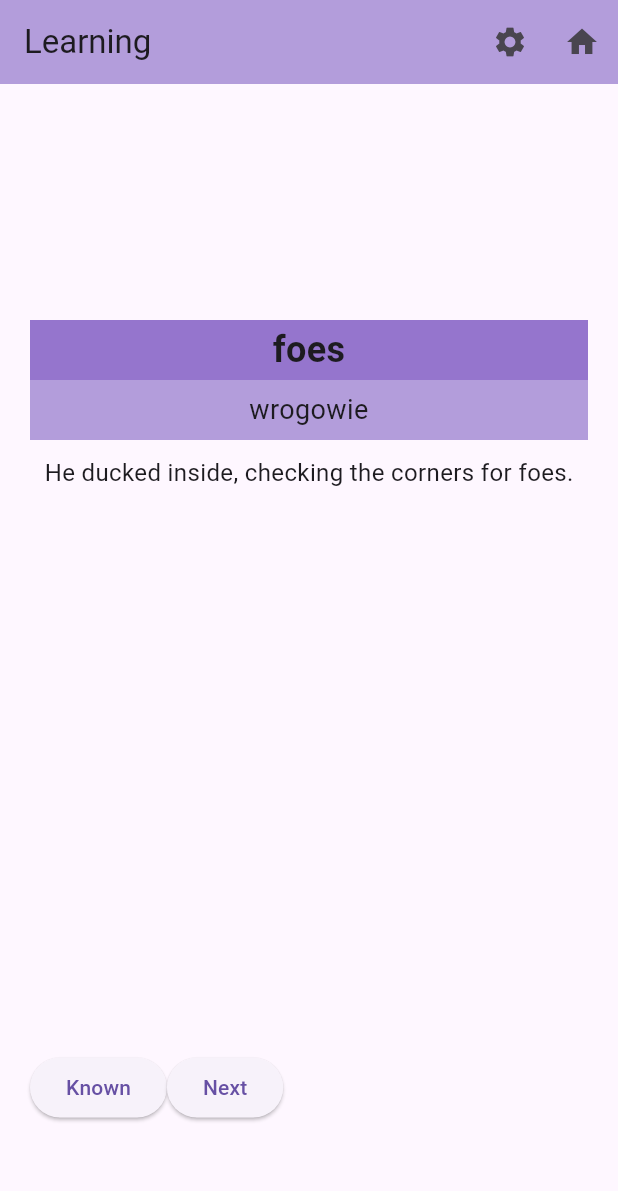
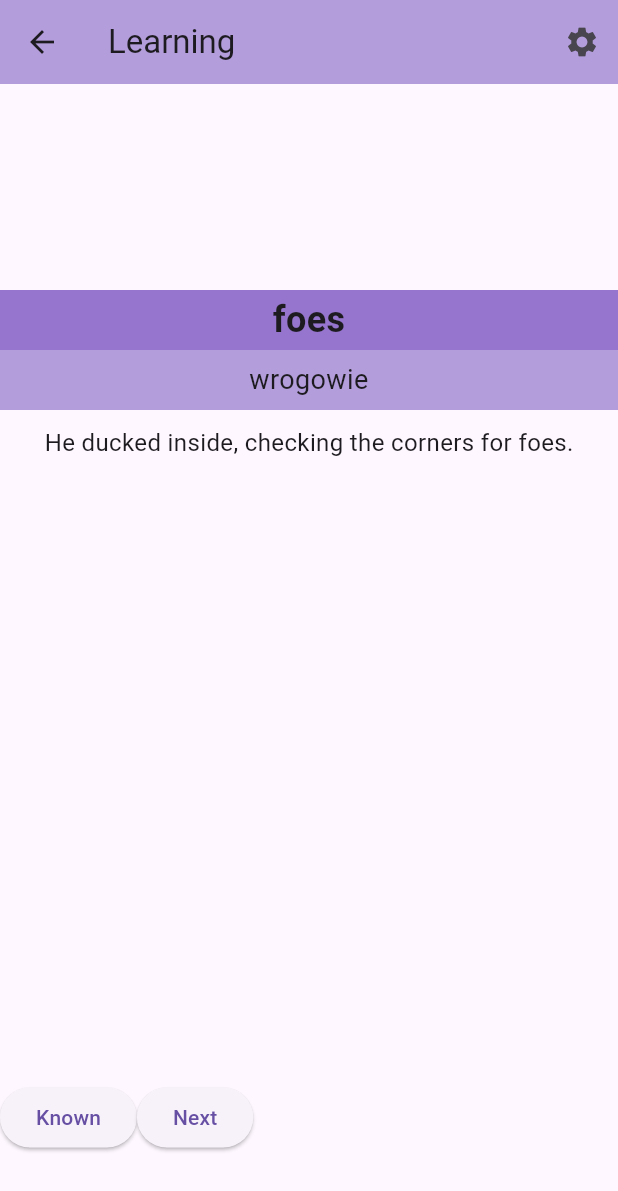
Before and after one commit to Koczek9/FlutterFlashcards, a Flutter app: the screen it shows after launch, after a tap on "Learning", on a phone screen of 412 x 824 dp. Shown: the top 1191 px of the screen. Run offline on Flutter 3.47's test engine with Material 3 defaults, Android fonts, the phone set to English and light mode, and no system bars.

Commit message:
Widgets are stackable, so we can go back
Now if one enters settings and press back they are in the same
game as they were before.

```diff
--- a/flashcards_flutter/lib/main.dart
+++ b/flashcards_flutter/lib/main.dart
@@ -13,6 +13,6 @@ class MyApp extends StatelessWidget {
   @override
   Widget build(BuildContext context) {
     SystemChrome.setPreferredOrientations([DeviceOrientation.portraitUp]);
-    return ScreenSelector();
+    return MaterialApp(home: ScreenSelector());
   }
 }
--- a/flashcards_flutter/lib/screens/learning_stateless.dart
+++ b/flashcards_flutter/lib/screens/learning_stateless.dart
@@ -1,3 +1,4 @@
+import 'package:flashcards_flutter/widgets/flashcard_scaffold.dart';
 import 'package:flutter/material.dart';
 import 'package:flashcards_flutter/models/flashcard.dart';
 
@@ -19,7 +20,9 @@ class LearningStateless extends StatelessWidget {
         MediaQuery.paddingOf(context).top +
         MediaQuery.paddingOf(context).bottom;
 
-    return Column(
+    return FlashcardScaffold(
+      title: 'Learning',
+      body: Column(
         mainAxisAlignment: MainAxisAlignment.center,
         children: [
           SizedBox(height: height / 6),
@@ -68,6 +71,7 @@ class LearningStateless extends StatelessWidget {
           ),
           SizedBox(height: height / 15),
         ],
+      ),
     );
   }
 }
--- a/flashcards_flutter/lib/screens/screen_selector.dart
+++ b/flashcards_flutter/lib/screens/screen_selector.dart
@@ -1,3 +1,5 @@
+import 'package:flashcards_flutter/screens/matching_game.dart';
+import 'package:flashcards_flutter/widgets/flashcard_scaffold.dart';
 import 'package:flutter/material.dart';
 import 'package:flashcards_flutter/widgets/learning.dart';
 import 'package:flashcards_flutter/models/flashcard.dart';
@@ -5,14 +7,9 @@ import 'package:flashcards_flutter/screens/select.dart';
 import 'package:flashcards_flutter/screens/settings.dart';
 import 'package:flashcards_flutter/screens/translation_game.dart';
 
-class ScreenSelector extends StatefulWidget {
+class ScreenSelector extends StatelessWidget {
   const ScreenSelector({super.key});
 
-  @override
-  State<ScreenSelector> createState() => _ScreenSelectorState();
-}
-
-class _ScreenSelectorState extends State<ScreenSelector> {
   static List<Flashcard> flashcards = [
     Flashcard(
       word: "foes",
@@ -48,62 +45,30 @@ class _ScreenSelectorState extends State<ScreenSelector> {
       translation: "migoczący",
     ),
   ];
-  Games currentGame = Games.select;
 
-  void pickGame(Games game) {
-    setState(() {
-      currentGame = game;
-    });
+  void selectGame(BuildContext context, Games game) {
+    Navigator.of(context).push(
+      MaterialPageRoute(
+        builder: (ctx) {
+          if (game == Games.matching) {
+            return MatchingGame();
+          } else if (game == Games.translation) {
+            return TranslationGame(flashcards: flashcards);
+          } else if (game == Games.learning) {
+            return Learning(flashcards: flashcards);
+          }
+          return Text("Game not implemented");
+        },
+      ),
+    );
   }
 
   @override
   Widget build(BuildContext context) {
-    Widget screenWidget;
-    String title = "";
-
-    if (currentGame == Games.learning) {
-      screenWidget = Learning(flashcards: flashcards);
-      title = "Learning";
-    } else if (currentGame == Games.translation) {
-      screenWidget = TranslationGame(flashcards: flashcards);
-      title = "Choose translation";
-    } else if (currentGame == Games.settings) {
-      screenWidget = Settings();
-      title = "Settings";
-    } else if (currentGame == Games.matching) {
-      // Placeholder for matching game
-      screenWidget = Center(
-        child: Text("Matching game is not implemented yet."),
-      );
-      title = "Matching game";
-    } else {
-      screenWidget = Select(onGameSelected: pickGame);
-      title = "Flashcards";
-    }
-
-    return MaterialApp(
-      home: Scaffold(
-        appBar: AppBar(
-          title: Text(title),
-          backgroundColor: Colors.deepPurple.shade200,
-          actions: [
-            IconButton(
-              icon: const Icon(Icons.settings),
-              onPressed: () {
-                pickGame(Games.settings);
-              },
-            ),
-            IconButton(
-              icon: const Icon(Icons.home),
-              onPressed: () {
-                pickGame(Games.select);
-              },
-            ),
-          ],
-        ),
-        //backgroundColor: const Color.fromARGB(255, 77, 80, 152),
-        body: Container(
-          /*decoration: BoxDecoration(
+    return FlashcardScaffold(
+      title: "Flashcards",
+      body: Container(
+        /*decoration: BoxDecoration(
             gradient: LinearGradient(
               colors: [
                 const Color.fromARGB(255, 5, 204, 61),
@@ -114,10 +79,9 @@ class _ScreenSelectorState extends State<ScreenSelector> {
             ),
           ),
           */
-          padding: const EdgeInsets.all(20),
-          alignment: Alignment.center,
-          child: screenWidget,
-        ),
+        padding: const EdgeInsets.all(20),
+        alignment: Alignment.center,
+        child: Select(onGameSelected: selectGame),
       ),
     );
   }
--- a/flashcards_flutter/lib/screens/settings.dart
+++ b/flashcards_flutter/lib/screens/settings.dart
@@ -13,7 +13,10 @@ class _SettingsState extends State<Settings> {
   @override
   Widget build(BuildContext context) {
     return Scaffold(
-      appBar: AppBar(title: const Text('Settings')),
+      appBar: AppBar(
+        title: const Text('Settings'),
+        backgroundColor: Colors.deepPurple.shade200,
+      ),
       body: Center(
         child: SwitchListTile(
           title: const Text('Dark Mode'),
--- a/flashcards_flutter/lib/screens/translation_game.dart
+++ b/flashcards_flutter/lib/screens/translation_game.dart
@@ -1,3 +1,4 @@
+import 'package:flashcards_flutter/widgets/flashcard_scaffold.dart';
 import 'package:flutter/material.dart';
 import 'package:flashcards_flutter/models/flashcard.dart';
 import 'package:flashcards_flutter/widgets/answer_button.dart';
@@ -50,7 +51,9 @@ class _TranslationGameState extends State<TranslationGame> {
     }
     possibleAnswers.shuffle();
 
-    return SizedBox(
+    return FlashcardScaffold(
+      title: 'Translation Game',
+      body: SizedBox(
         width: double.infinity,
         child: Container(
           margin: const EdgeInsets.all(30),
@@ -92,6 +95,7 @@ class _TranslationGameState extends State<TranslationGame> {
             ],
           ),
         ),
+      ),
     );
   }
 }
--- /dev/null
+++ b/flashcards_flutter/lib/widgets/flashcard_scaffold.dart
@@ -0,0 +1,32 @@
+import 'package:flutter/material.dart';
+import 'package:flashcards_flutter/screens/settings.dart';
+
+class FlashcardScaffold extends StatelessWidget {
+  const FlashcardScaffold({super.key, required this.title, required this.body});
+
+  final String title;
+  final Widget body;
+
+  void _openSettings(BuildContext context) {
+    Navigator.of(context).push(MaterialPageRoute(builder: (ctx) => Settings()));
+  }
+
+  @override
+  Widget build(BuildContext context) {
+    return Scaffold(
+      appBar: AppBar(
+        title: Text(title),
+        backgroundColor: Colors.deepPurple.shade200,
+        actions: [
+          IconButton(
+            icon: const Icon(Icons.settings),
+            onPressed: () {
+              _openSettings(context);
+            },
+          ),
+        ],
+      ),
+      body: body,
+    );
+  }
+}
```
Also changed, not shown: flashcards_flutter/lib/screens/matching_game.dart (added, +14 -0 lines), flashcards_flutter/lib/screens/select.dart (+4 -4 lines). Lines whose indentation alone changed are shown as unchanged.
